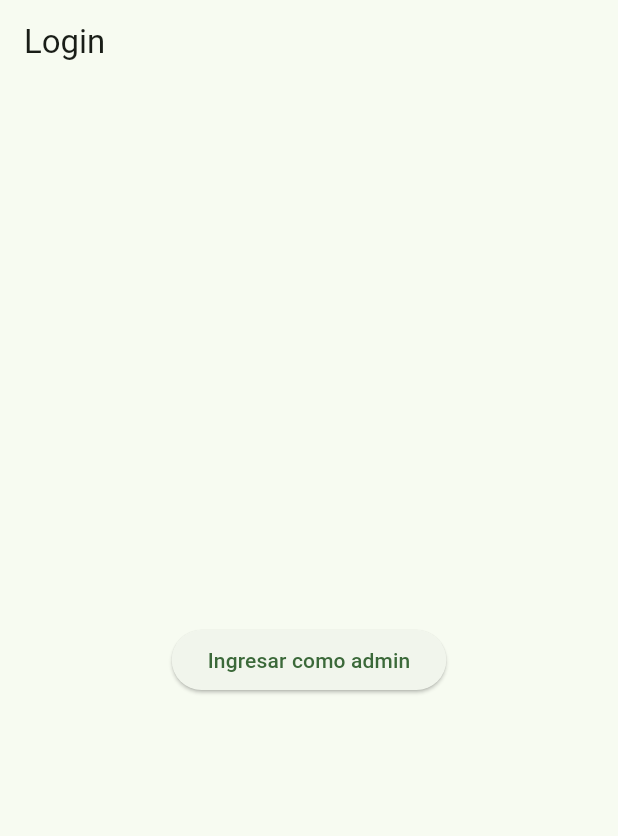
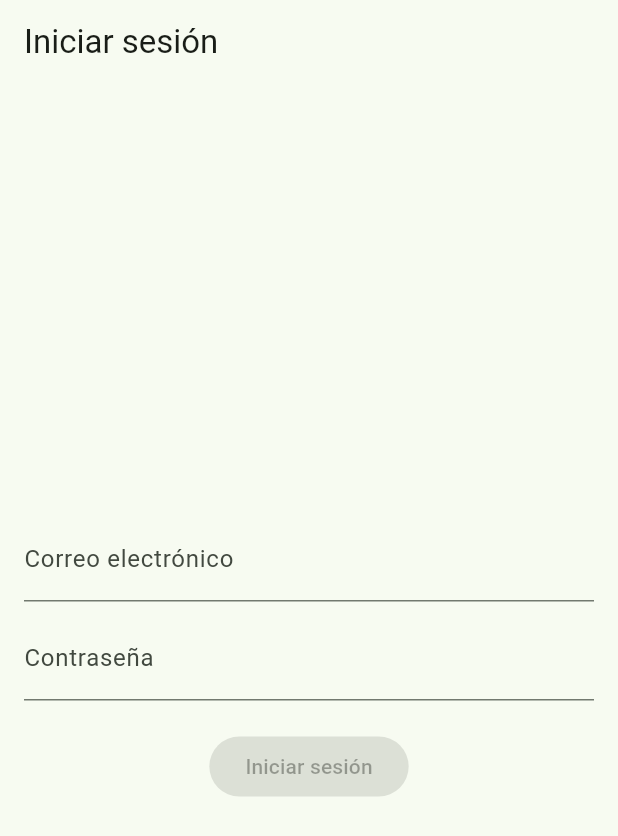
Before and after one commit to Maullin1996/registro_panela, a Flutter app: the screen it shows after launch, on a phone screen of 412 x 824 dp. Shown: the top 836 px of the screen. Run offline on Flutter 3.47's test engine with Material 3 defaults, Android fonts, the phone set to English and light mode, and no system bars; our stand-ins replace flutter_riverpod, freezed_annotation, go_router, riverpod_annotation; generated files the repository leaves out were written again.

Commit message:
Login básico

```diff
--- a/lib/features/auth/presentation/login_page.dart
+++ b/lib/features/auth/presentation/login_page.dart
@@ -1,25 +1,14 @@
 import 'package:flutter/material.dart';
-import 'package:flutter_riverpod/flutter_riverpod.dart';
-import 'package:go_router/go_router.dart';
-import 'package:registro_panela/features/auth/providers/auth_provider.dart';
+import 'package:registro_panela/features/auth/presentation/widgets/login_form.dart';
 
-class LoginPage extends ConsumerWidget {
+class LoginPage extends StatelessWidget {
   const LoginPage({super.key});
 
   @override
-  Widget build(BuildContext context, WidgetRef ref) {
-    final auth = ref.read(authProvider.notifier);
+  Widget build(BuildContext context) {
     return Scaffold(
-      appBar: AppBar(title: const Text('Login')),
-      body: Center(
-        child: ElevatedButton(
-          onPressed: () {
-            auth.login(email: 'admin@correo.com', password: '123456');
-            context.go('/projects');
-          },
-          child: const Text('Ingresar como admin'),
-        ),
-      ),
+      appBar: AppBar(title: const Text('Iniciar sesión')),
+      body: const Padding(padding: EdgeInsets.all(16), child: LoginForm()),
     );
   }
 }
--- /dev/null
+++ b/lib/features/auth/presentation/widgets/login_form.dart
@@ -0,0 +1,44 @@
+import 'package:flutter/material.dart';
+import 'package:flutter_riverpod/flutter_riverpod.dart';
+import 'package:go_router/go_router.dart';
+import 'package:registro_panela/features/auth/providers/auth_provider.dart';
+import 'package:registro_panela/features/auth/providers/login_form_provider.dart';
+
+class LoginForm extends ConsumerWidget {
+  const LoginForm({super.key});
+
+  @override
+  Widget build(BuildContext context, WidgetRef ref) {
+    final form = ref.watch(loginFormProvider);
+    final formNotifier = ref.read(loginFormProvider.notifier);
+    return Form(
+      child: Column(
+        mainAxisAlignment: MainAxisAlignment.center,
+        children: [
+          TextFormField(
+            onChanged: formNotifier.onEmailChanged,
+            decoration: const InputDecoration(labelText: 'Correo electrónico'),
+          ),
+          const SizedBox(height: 10),
+          TextFormField(
+            obscureText: true,
+            onChanged: formNotifier.onPasswordChanged,
+            decoration: const InputDecoration(labelText: 'Contraseña'),
+          ),
+          const SizedBox(height: 20),
+          ElevatedButton(
+            onPressed: form.isValid
+                ? () {
+                    ref
+                        .read(authProvider.notifier)
+                        .login(email: form.email, password: form.password);
+                    context.go('/projects');
+                  }
+                : null,
+            child: const Text('Iniciar sesión'),
+          ),
+        ],
+      ),
+    );
+  }
+}
--- a/lib/features/auth/providers/auth_provider.dart
+++ b/lib/features/auth/providers/auth_provider.dart
@@ -13,6 +13,13 @@ class Auth extends _$Auth {
   }
 
   void login({required String email, required String password}) {
+    if (!email.contains('@') || password.length < 6) {
+      state = state.copyWith(
+        authStatus: AuthStatus.notAuthenticated,
+        errorMessage: 'Correo o contraseña inválidos',
+      );
+      return;
+    }
     final role = email.contains('admin') ? UserRole.admin : UserRole.stage1;
 
     state = state.copyWith(
--- /dev/null
+++ b/lib/features/auth/providers/login_form_provider.dart
@@ -0,0 +1,51 @@
+import 'package:riverpod_annotation/riverpod_annotation.dart';
+
+part 'login_form_provider.g.dart';
+
+@riverpod
+class LoginForm extends _$LoginForm {
+  @override
+  LoginFormState build() => LoginFormState();
+
+  void onEmailChanged(String value) {
+    state = state.copyWith(
+      email: value,
+      isValid: _validateForm(value, state.password),
+    );
+  }
+
+  void onPasswordChanged(String value) {
+    state = state.copyWith(
+      password: value,
+      isValid: _validateForm(state.email, value),
+    );
+  }
+
+  bool _validateForm(String email, String password) {
+    return email.contains('@') && password.length >= 6;
+  }
+
+  void reset() {
+    state = LoginFormState();
+  }
+}
+
+class LoginFormState {
+  final String email;
+  final String password;
+  final bool isValid;
+
+  const LoginFormState({
+    this.email = '',
+    this.password = '',
+    this.isValid = false,
+  });
+
+  LoginFormState copyWith({String? email, String? password, bool? isValid}) {
+    return LoginFormState(
+      email: email ?? this.email,
+      password: password ?? this.password,
+      isValid: isValid ?? this.isValid,
+    );
+  }
+}
```
Also changed, not shown: lib/features/auth/providers/auth_provider.g.dart, lib/features/auth/providers/login_form_provider.g.dart (added).
